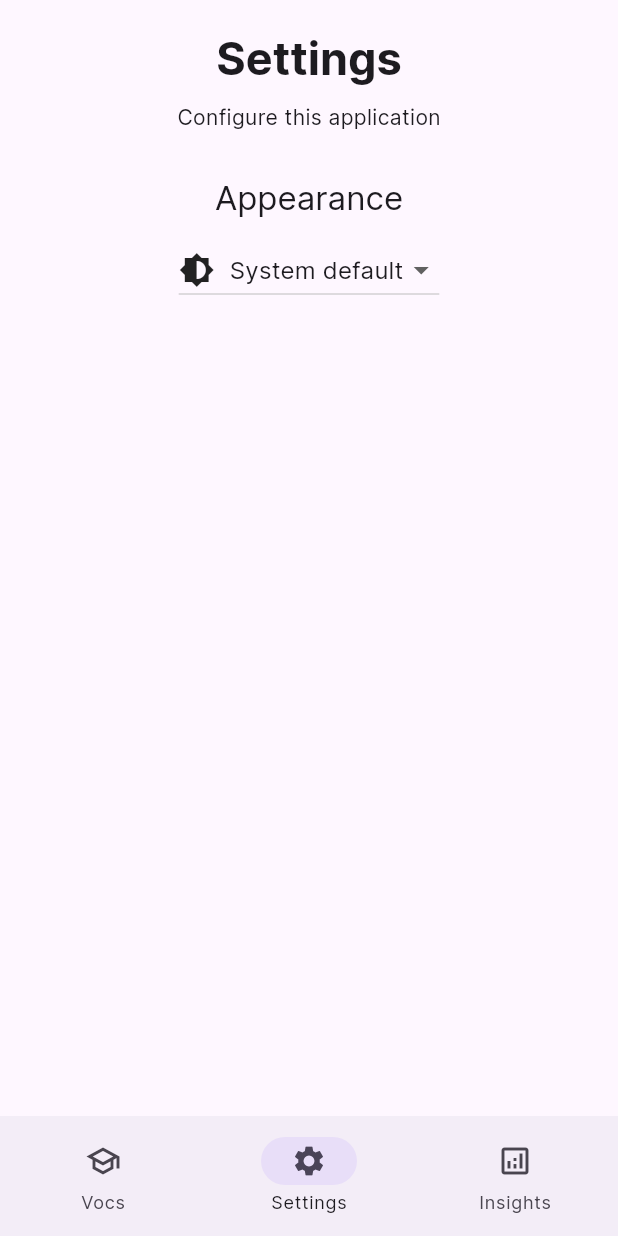
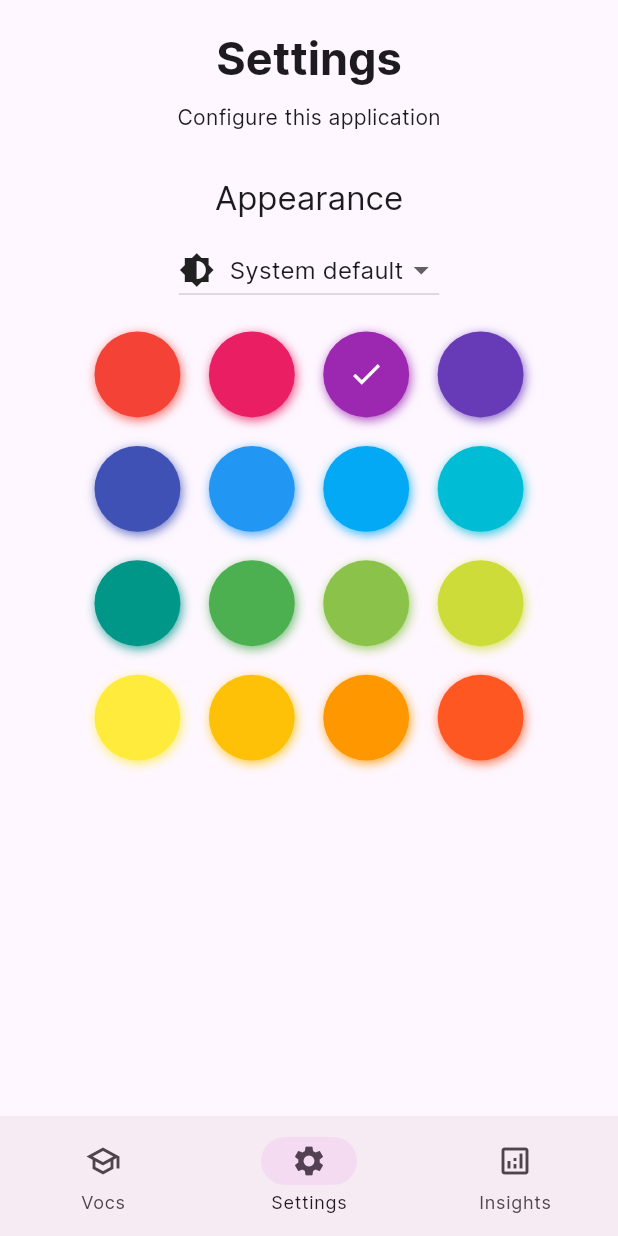
Before and after one commit to lbirkert/frenchscape, a Flutter app: the screen it shows after launch, item 2 of the bottom bar chosen, on a phone screen of 412 x 824 dp. Run offline on Flutter 3.47's test engine with Material 2 defaults, Android fonts, the phone set to English and light mode, and no system bars; drawn by our look-alikes of flutter_colorpicker; our stand-ins replace objectbox; generated files the repository leaves out were written again.

Commit message:
Add ability to select accent color

```diff
--- a/lib/main.dart
+++ b/lib/main.dart
@@ -31,9 +31,9 @@ class ObjectBox {
 }
 
 late ValueNotifier<ThemeMode> themeNotifier;
+late ValueNotifier<Color> colorSchemeSeedNotifier;
 
 final theme = ThemeData(
-  brightness: Brightness.light,
   useMaterial3: true,
   fontFamily: 'Inter',
   textTheme: const TextTheme(
@@ -56,6 +56,7 @@ Future<void> main() async {
   objectbox = await ObjectBox.create();
 
   themeNotifier = ValueNotifier<ThemeMode>(Setting.appearance);
+  colorSchemeSeedNotifier = ValueNotifier<Color>(Setting.colorSchemeSeed);
 
   runApp(const FrenchscapeApp());
 }
@@ -65,17 +66,24 @@ class FrenchscapeApp extends StatelessWidget {
 
   @override
   Widget build(BuildContext context) {
-    return ValueListenableBuilder<ThemeMode>(
-      valueListenable: themeNotifier,
-      builder: (_, ThemeMode currentMode, __) {
-        return MaterialApp(
-          debugShowCheckedModeBanner: false,
-          theme: theme,
-          darkTheme: darkTheme,
-          themeMode: currentMode,
-          home: const Frenchscape()
-        );
-      }
+    return ValueListenableBuilder<Color>(
+      valueListenable: colorSchemeSeedNotifier,
+      builder: (_, Color seed, __) =>
+        ValueListenableBuilder<ThemeMode>(
+          valueListenable: themeNotifier,
+          builder: (_, ThemeMode currentMode, __) =>
+            MaterialApp(
+              debugShowCheckedModeBanner: false,
+              theme: theme.copyWith(
+                colorScheme: ColorScheme.fromSeed(seedColor: seed)
+              ),
+              darkTheme: darkTheme.copyWith(
+                colorScheme: ColorScheme.fromSeed(seedColor: seed, brightness: Brightness.dark)
+              ),
+              themeMode: currentMode,
+              home: const Frenchscape()
+            )
+      )
     );
   }
 }
--- a/lib/settings.dart
+++ b/lib/settings.dart
@@ -1,5 +1,6 @@
 import "main.dart";
 
+import 'package:flutter_colorpicker/flutter_colorpicker.dart';
 import "package:flutter/material.dart";
 import "package:objectbox/objectbox.dart";
 
@@ -32,6 +33,18 @@ class Setting {
 
     settingBox.put(Setting(id: 1, value: value));
   }
+
+  static Color get colorSchemeSeed {
+    return Color(int.parse(
+      settingBox.get(2)?.value ?? Colors.purple.value.toString()
+    ));
+  }
+
+  static set colorSchemeSeed(Color seed) {
+    colorSchemeSeedNotifier.value = seed;
+
+    settingBox.put(Setting(id: 2, value: seed.value.toString()));
+  }
 }
 
 class SettingsPage extends StatefulWidget {
@@ -40,6 +53,25 @@ class SettingsPage extends StatefulWidget {
   @override
   State<SettingsPage> createState() => _SettingsPageState();
 }
+
+const List<Color> colors = [
+  Colors.red,
+  Colors.pink,
+  Colors.purple,
+  Colors.deepPurple,
+  Colors.indigo,
+  Colors.blue,
+  Colors.lightBlue,
+  Colors.cyan,
+  Colors.teal,
+  Colors.green,
+  Colors.lightGreen,
+  Colors.lime,
+  Colors.yellow,
+  Colors.amber,
+  Colors.orange,
+  Colors.deepOrange,
+];
 
 class _SettingsPageState extends State<SettingsPage>{
   @override
@@ -97,7 +129,15 @@ class _SettingsPageState extends State<SettingsPage>{
                       Setting.appearance = appearance!;
                     });
                   }
-                )
+                ),
+                const SizedBox(height: 10),
+                BlockPicker(
+                  availableColors: colors,
+                  pickerColor: Setting.colorSchemeSeed,
+                  onColorChanged: (Color c) {
+                    Setting.colorSchemeSeed = c;
+                  },
+                ),
               ]
             )
           )
--- a/pubspec.yaml
+++ b/pubspec.yaml
@@ -32,10 +32,7 @@ dependencies:
     sdk: flutter
 
 
-  # The following adds the Cupertino Icons font to your application.
-  # Use with the CupertinoIcons class for iOS style icons.
-  cupertino_icons: ^1.0.2
-
+  flutter_colorpicker: ^1.0.3
   objectbox: ^1.7.2
   path: ^1.8.2
   path_provider: ^2.0.12
```
Also changed, not shown: pubspec.lock.
